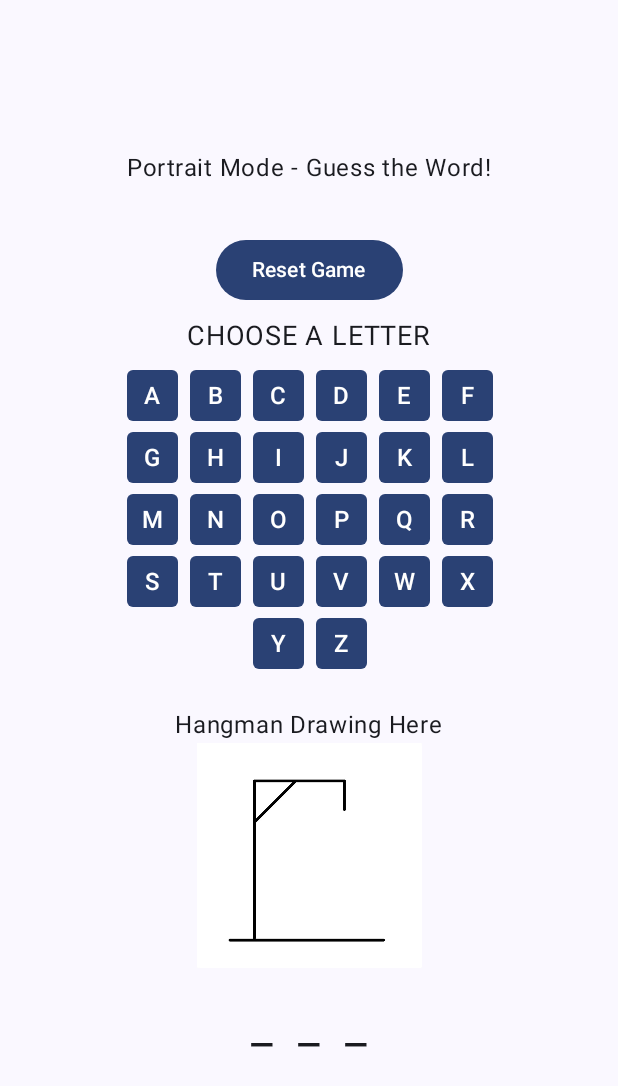
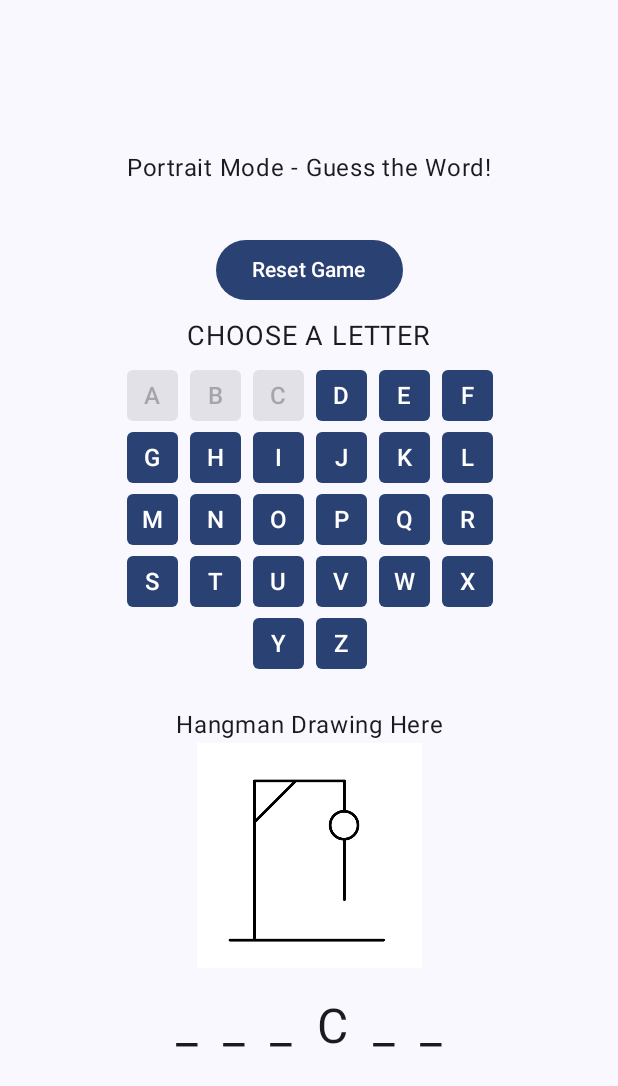
Before and after one commit to akemisai/AkemiSai-EdwardMarecos-HangmanGameApp, an Android app built with Jetpack Compose: the screen it shows after launch (MainActivity), after a tap on an icon or button, on a phone screen of 412 x 824 dp. Shown: the top 1086 px of the screen. Run offline under Robolectric (Android 15) with nearby library versions, the phone set to English and light mode, and no system bars; 3 other taps on this screen came first.

Commit message:
minor updates

```diff
--- a/app/src/main/java/com/example/hangmangame/MainActivity.kt
+++ b/app/src/main/java/com/example/hangmangame/MainActivity.kt
@@ -45,201 +45,215 @@ class MainActivity : ComponentActivity() {
 
 @Composable
 fun Hangman(modifier: Modifier = Modifier) {
-    // Game state variable
+    // Game state variables
     val wordHints = mapOf(
         "APPLE" to "Food",
         "DOG" to "Animal",
-        "PENCIL" to "Stationery",
+        "PENCIL" to "Stationery"
     )
-    val currentWord by remember { mutableStateOf(wordHints.keys.random()) } // Select a random word
-    val currentHint by remember { mutableStateOf(wordHints[currentWord]!!) } // Get corresponding hint
+    var currentWord by remember { mutableStateOf(wordHints.keys.random()) } // Random word
+    var currentHint by remember { mutableStateOf(wordHints[currentWord]!!) }
     var hintLeft by remember { mutableStateOf(3) }
-    var remainingTurns by remember { mutableStateOf(6 ) }
-    var hintMessage by remember { mutableStateOf("") } // State variable for the hint message
-    var showHint by remember { mutableStateOf(false) } // Flag to show hint
+    var remainingTurns by remember { mutableStateOf(6) }
+    var hintMessage by remember { mutableStateOf("") }
+    var disabledLetters by remember { mutableStateOf<List<Char>>(emptyList()) }
+    var correctLetters by remember { mutableStateOf<List<Char>>(emptyList()) }
     val context = LocalContext.current
 
-    // Temporary placeholder for remaining letters until Panel 1 is complete
-    var remainingLetters by remember { mutableStateOf(('A'..'Z').toList()) }
-    var disabledLetters by remember { mutableStateOf<List<Char>>(emptyList()) }
+    // This function handles letter selection
+    val onLetterSelected: (Char) -> Unit = { selectedLetter ->
+        if (selectedLetter in currentWord) {
+            correctLetters = correctLetters + selectedLetter
+        } else {
+            remainingTurns--
+        }
+        // Add the selected letter to disabledLetters
+        disabledLetters = disabledLetters + selectedLetter
+    }
 
-    // Detect the current orientation using LocalConfiguration
+    // Hint button logic
+    // Make sure to specify the return type explicitly
+    val onHintClicked: () -> Unit = {
+        when (hintLeft) {
+            3 -> {
+                hintMessage = currentHint
+                hintLeft--
+            }
+            2 -> {
+                if (remainingTurns > 1) {
+                    disabledLetters = disableHalfIncorrectLetters(('A'..'Z').toList(), currentWord)
+                    remainingTurns--
+                    hintLeft--
+                } else {
+                    Toast.makeText(context, "Sorry, a hint would result in a loss", Toast.LENGTH_SHORT).show()
+                }
+            }
+            1 -> {
+                if (remainingTurns > 1) {
+                    disabledLetters = showVowels(('A'..'Z').toList())
+                    remainingTurns--
+                    hintLeft--
+                } else {
+                    Toast.makeText(context, "Sorry, a hint would result in a loss", Toast.LENGTH_SHORT).show()
+                }
+            }
+            else -> {
+                Toast.makeText(context, "No hints left", Toast.LENGTH_SHORT).show()
+            }
+        }
+    }
+
+    // Reset game logic
+    val resetGame = {
+        remainingTurns = 6
+        hintLeft = 3
+        correctLetters = emptyList()
+        disabledLetters = emptyList()
+        currentWord = wordHints.keys.random()
+        currentHint = wordHints[currentWord]!!
+        hintMessage = ""
+    }
+
+    // Detect current orientation
     val configuration = LocalConfiguration.current
     val isPortrait = configuration.orientation == android.content.res.Configuration.ORIENTATION_PORTRAIT
 
     if (isPortrait) {
-        // Portrait layout
         Column(
-            modifier = modifier
-                .fillMaxSize()
-                .padding(16.dp),
+            modifier = modifier.fillMaxSize().padding(16.dp),
             verticalArrangement = Arrangement.Center,
             horizontalAlignment = Alignment.CenterHorizontally
         ) {
-            // Buttons and layout for Portrait Mode
             Text(text = "Portrait Mode - Guess the Word!")
             Spacer(modifier = Modifier.padding(16.dp))
-            Button(onClick = { /*TODO*/ }) {
+            Button(onClick = resetGame) {
                 Text(text = "Reset Game")
             }
-            Panel1()
-            Panel3(remainingTurns = remainingTurns, currentWord = currentWord, disabledLetters = disabledLetters)
+            Panel1(
+                remainingLetters = ('A'..'Z').toList(),
+                disabledLetters = disabledLetters,
+                onLetterSelected = onLetterSelected
+            )
+            Panel3(
+                remainingTurns = remainingTurns,
+                currentWord = currentWord,
+                correctLetters = correctLetters,
+                disabledLetters = disabledLetters
+            )
         }
     } else {
-        // Landscape layout
         Row(
-            modifier = modifier
-                .fillMaxWidth()
-                .padding(16.dp),
+            modifier = modifier.fillMaxWidth().padding(16.dp),
             horizontalArrangement = Arrangement.SpaceEvenly,
-            verticalAlignment = Alignment.CenterVertically,
+            verticalAlignment = Alignment.CenterVertically
         ) {
-            // Layout for Landscape Mode
-
-            Panel1() // Letter selection panel
-            Spacer(modifier = Modifier.width(16.dp)) // Space between panels
-            Panel2(
-                hintLeft = hintLeft,
-                remainingTurns = remainingTurns,
-                onHintClicked = {
-                    when (hintLeft) {
-                        3 -> {
-                            hintMessage = currentHint // Set the hint message
-                            showHint = true // Show the hint
-                            hintLeft--
-                        } // Show the hint on the first click
-                        2 -> {
-                            if (remainingTurns > 1) {
-                                disabledLetters = disableHalfIncorrectLetters(remainingLetters, currentWord)
-                                remainingTurns--
-                                hintLeft--
-                            }
-                        }
-                        1 -> {
-                            if (remainingTurns > 1) {
-                                showVowels(remainingLetters) // Implement this function
-                                remainingTurns--
-                                hintLeft--
-                            }
-                        }
-                        else -> {
-                            Toast.makeText(context, "Hint not available", Toast.LENGTH_SHORT).show()
-                        }
-                    }
-
-                },
-                remainingLetters = remainingLetters, // Pass the temporary remaining letters
-                hintMessage = hintMessage,
-                disabledLetters = disabledLetters // Pass the disabled letters
-            ) // Hint button panel
-            Column (
+            Column(
                 modifier = Modifier.weight(1f),
-                verticalArrangement = Arrangement.Center,
-                horizontalAlignment = Alignment.CenterHorizontally
+                horizontalAlignment = Alignment.CenterHorizontally,
+            ) {
+                Panel1(
+                    remainingLetters = ('A'..'Z').toList(),
+                    disabledLetters = disabledLetters,
+                    onLetterSelected = onLetterSelected
+                )
+                Panel2(
+                    hintLeft = hintLeft,
+                    remainingTurns = remainingTurns, // Keep this passed in Panel2
+                    onHintClicked = onHintClicked,
+                    hintMessage = hintMessage
+                )
+            }
+            Column(
+                modifier = Modifier.weight(1f),
+                horizontalAlignment = Alignment.CenterHorizontally,
             ) {
                 Spacer(modifier = Modifier.width(16.dp)) // Space between panels
                 Panel3(
                     remainingTurns = remainingTurns,
                     currentWord = currentWord,
+                    correctLetters = correctLetters,
                     disabledLetters = disabledLetters
-                ) // Main game play panel
+                )
             }
         }
     }
 }
 
-private operator fun Any.getValue(nothing: Nothing?, property: KProperty<*>): Any {
-    TODO("Not yet implemented")
-}
+//private operator fun Any.getValue(nothing: Nothing?, property: KProperty<*>): Any {
+//    TODO("Not yet implemented")
+//}
 
 @Composable
-fun Panel1() {
-    // Letter selection panel: A - J buttons in a grid with two rows
+fun Panel1(
+    remainingLetters: List<Char>, // This will be a list of all letters A-Z
+    disabledLetters: List<Char>, // This will be a list of letters that are disabled after being selected
+    onLetterSelected: (Char) -> Unit // This will be a function to handle letter selection
+) {
     Column(
-        modifier = Modifier
-            .padding(8.dp),
+        modifier = Modifier.padding(8.dp),
         verticalArrangement = Arrangement.SpaceEvenly,
         horizontalAlignment = Alignment.CenterHorizontally
     ) {
         Text(text = "CHOOSE A LETTER", fontSize = 18.sp, modifier = Modifier.padding(bottom = 8.dp))
 
-        // First row: A-f
-        Row(
-            modifier = Modifier,
-//                .fillMaxWidth()
-//                .weight(1f),
-            horizontalArrangement = Arrangement.spacedBy(4.dp)) {
-            LetterButton("A")
-            LetterButton("B")
-            LetterButton("C")
-            LetterButton("D")
-            LetterButton("E")
-            LetterButton("F")
+        // First row: A-F
+        Row(horizontalArrangement = Arrangement.spacedBy(4.dp)) {
+            remainingLetters.subList(0, 6).forEach { letter ->
+                LetterButton(letter = letter, disabledLetters = disabledLetters, onLetterSelected = onLetterSelected)
+            }
         }
 
         Spacer(modifier = Modifier.height(3.dp)) // Space between rows
 
-        // Second row: h-l
+        // Second row: G-L
         Row(horizontalArrangement = Arrangement.spacedBy(4.dp)) {
-            LetterButton("G")
-            LetterButton("H")
-            LetterButton("I")
-            LetterButton("J")
-            LetterButton("K")
-            LetterButton("L")
+            remainingLetters.subList(6, 12).forEach { letter ->
+                LetterButton(letter = letter, disabledLetters = disabledLetters, onLetterSelected = onLetterSelected)
+            }
         }
 
         Spacer(modifier = Modifier.height(3.dp)) // Space between rows
 
-        // Third row: m-r
+        // Third row: M-R
         Row(horizontalArrangement = Arrangement.spacedBy(4.dp)) {
-            LetterButton(
-                letter = "M",
-                modifier = Modifier
-                    .weight(1f)
-            )
-            LetterButton("N")
-            LetterButton("O")
-            LetterButton("P")
-            LetterButton("Q")
-            LetterButton("R")
-
+            remainingLetters.subList(12, 18).forEach { letter ->
+                LetterButton(letter = letter, disabledLetters = disabledLetters, onLetterSelected = onLetterSelected)
+            }
         }
 
         Spacer(modifier = Modifier.height(3.dp)) // Space between rows
 
-        // Fourth row: s-x
+        // Fourth row: S-X
         Row(horizontalArrangement = Arrangement.spacedBy(4.dp)) {
-            LetterButton("S")
-            LetterButton("T")
-            LetterButton("U")
-            LetterButton("V")
-            LetterButton("W")
-            LetterButton("X")
+            remainingLetters.subList(18, 24).forEach { letter ->
+                LetterButton(letter = letter, disabledLetters = disabledLetters, onLetterSelected = onLetterSelected)
+            }
         }
 
         Spacer(modifier = Modifier.height(3.dp)) // Space between rows
 
-        // Fifth row: y-z
+        // Fifth row: Y-Z
         Row(horizontalArrangement = Arrangement.spacedBy(4.dp)) {
-            LetterButton("Y")
-            LetterButton("Z")
+            remainingLetters.subList(24, 26).forEach { letter ->
+                LetterButton(letter = letter, disabledLetters = disabledLetters, onLetterSelected = onLetterSelected)
+            }
         }
     }
 }
 
 // Helper function for Panel1
 @Composable
-fun LetterButton(letter: String, modifier: Modifier = Modifier) {
+fun LetterButton(letter: Char, disabledLetters: List<Char>, onLetterSelected: (Char) -> Unit) {
     Button(
-        onClick = { /* Handle letter selection */ },
+        onClick = { onLetterSelected(letter) }, // Handle letter selection
         shape = RoundedCornerShape(4.dp),
         modifier = Modifier
-            .size(38.dp) // Slightly smaller button size for compact and visibility
-            .padding(2.dp), // Reduce padding for a tighter layout
-        contentPadding = PaddingValues(0.dp) // Remove default content padding
+            .size(38.dp) // Size of the button
+            .padding(2.dp), // Padding around the button
+        contentPadding = PaddingValues(0.dp), // Remove default content padding
+        enabled = !disabledLetters.contains(letter) // Disable the button if the letter has been selected
     ) {
-        Text(text = letter, fontSize = 16.sp) // Adjust font size for better fit
+        Text(text = letter.toString(), fontSize = 16.sp)
     }
 }
 
@@ -257,56 +271,42 @@ fun disableHalfIncorrectLetters(remainingLetters: List<Char>, currentWord: Strin
     return lettersToDisable
 }
 
-// Helper function for Panel3
-@Composable
-fun WordDisplay(currentWord: String, disabledLetters: List<Char>) {
-    Row(horizontalArrangement = Arrangement.spacedBy(8.dp)) {
-        for (char in currentWord) {
-            Text(
-                text = if (disabledLetters.contains(char)) char.toString() else "_",
-                fontSize = 32.sp,
-                modifier = Modifier.padding(4.dp)
-            )
-        }
-    }
-}
-
 @Composable
 fun Panel2(
     hintLeft: Int,
     remainingTurns: Int,
     onHintClicked: () -> Unit,
-    remainingLetters: List<Char>,
-    disabledLetters: List<Char>, // Add this parameter
     hintMessage: String
 ) {
     Column(
-        modifier = Modifier
-            .padding(8.dp),
-        verticalArrangement = Arrangement.SpaceEvenly,
+        modifier = Modifier.padding(16.dp).fillMaxSize(),
+        verticalArrangement = Arrangement.Center,
         horizontalAlignment = Alignment.CenterHorizontally
     ) {
-        Button(onClick = onHintClicked) {
-            Text("Hint")
-        } // Hint button
-        Text(text = "$hintLeft hints left")
-        Text(text = "Hint: $hintMessage")
+        Row (
+            modifier = Modifier.fillMaxWidth().weight(1f),
+            horizontalArrangement = Arrangement.SpaceBetween,
+            verticalAlignment = Alignment.CenterVertically
+        ) {
+            Button(onClick = onHintClicked) {
+                Text(text = "Use Hint")
+            }
+            Column() {
+                Text(text = "Hints left: $hintLeft", fontSize = 16.sp)
+                Text(text = "Remaining Turns: $remainingTurns", fontSize = 16.sp)  // Display remainingTurns
+        }
+            Text(text = "Hint: $hintMessage", fontSize = 16.sp)}
     }
-    // Create buttons for each remaining letter
-
-
-
 }
-
 
 
 @Composable
 fun Panel3(
     remainingTurns: Int,
     currentWord: String,
-    disabledLetters: List<Char>
+    correctLetters: List<Char>, // Pass correct letters guessed
+    disabledLetters: List<Char> // Pass disabled letters
 ) {
-    // Main game play panel (Hangman and word display placeholder)
     Column(
         modifier = Modifier.padding(16.dp),
         verticalArrangement = Arrangement.SpaceEvenly,
@@ -314,11 +314,6 @@ fun Panel3(
     ) {
         Text(text = "Hangman Drawing Here")
         val imageResId = when (remainingTurns) {
-//            11 -> R.drawable.hangman11
-//            10 -> R.drawable.hangman10
-//            9 -> R.drawable.hangman9
-//            8 -> R.drawable.hangman8
-//            7 -> R.drawable.hangman7
             6 -> R.drawable.hangman6
             5 -> R.drawable.hangman5
             4 -> R.drawable.hangman4
@@ -327,7 +322,6 @@ fun Panel3(
             1 -> R.drawable.hangman1
             0 -> R.drawable.hangman0
             else -> R.drawable.hangman0 // Default case for when the player loses
-
         }
 
         Image(
@@ -336,7 +330,21 @@ fun Panel3(
             modifier = Modifier.size(150.dp)
         )
         Spacer(modifier = Modifier.height(16.dp))
-        WordDisplay(currentWord = currentWord, disabledLetters = disabledLetters)
+        WordDisplay(currentWord = currentWord, correctLetters = correctLetters)
+    }
+}
+
+// Helper function for Panel3
+@Composable
+fun WordDisplay(currentWord: String, correctLetters: List<Char>) {
+    Row(horizontalArrangement = Arrangement.spacedBy(8.dp)) {
+        for (char in currentWord) {
+            Text(
+                text = if (correctLetters.contains(char)) char.toString() else "_", // Display correct letters
+                fontSize = 32.sp,
+                modifier = Modifier.padding(4.dp)
+            )
+        }
     }
 }
 
@@ -355,3 +363,19 @@ fun HangmanPreview() {
         }
     }
 }
+
+//@Preview(
+//    showSystemUi = true,
+//    showBackground = true,
+//    device = "spec:width=411dp,height=891dp,dpi=420, isRound=false,chinSize=0dp,orientation=portrait"
+//)
+//@Composable
+//fun HangmanPreviewPortrait() {
+//    HangmanGameTheme {
+//        Scaffold(modifier = Modifier.fillMaxSize()) { innerPadding ->
+//            Hangman(
+//                modifier = Modifier.padding(innerPadding)
+//            )
+//        }
+//    }
+//}
```
